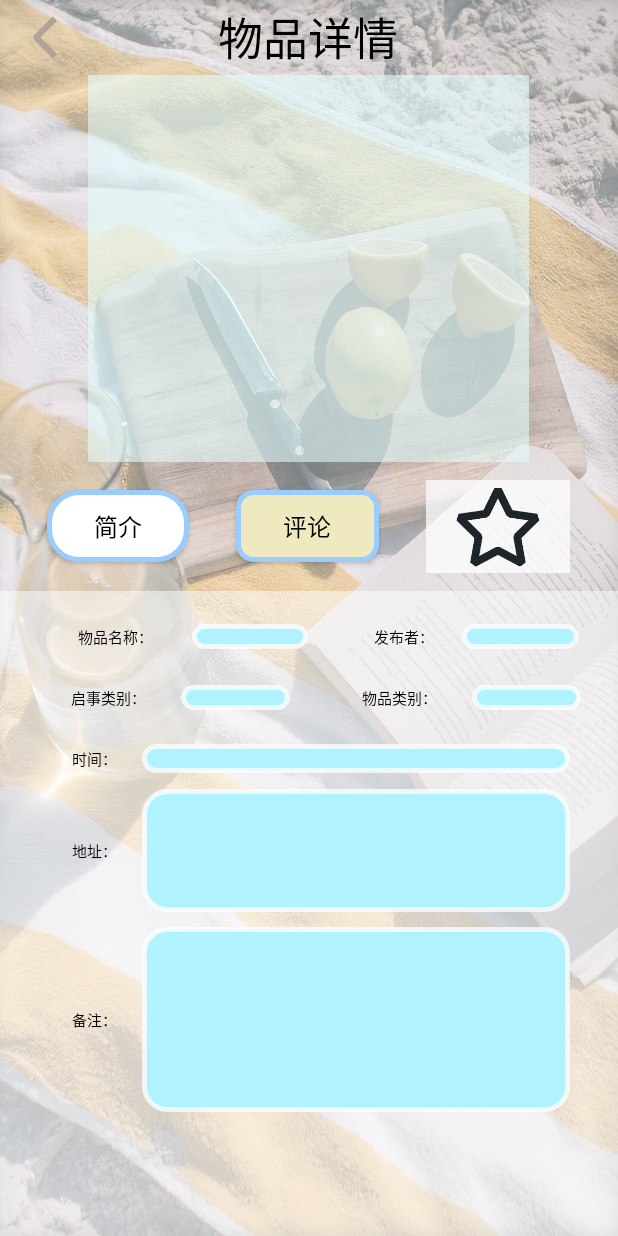
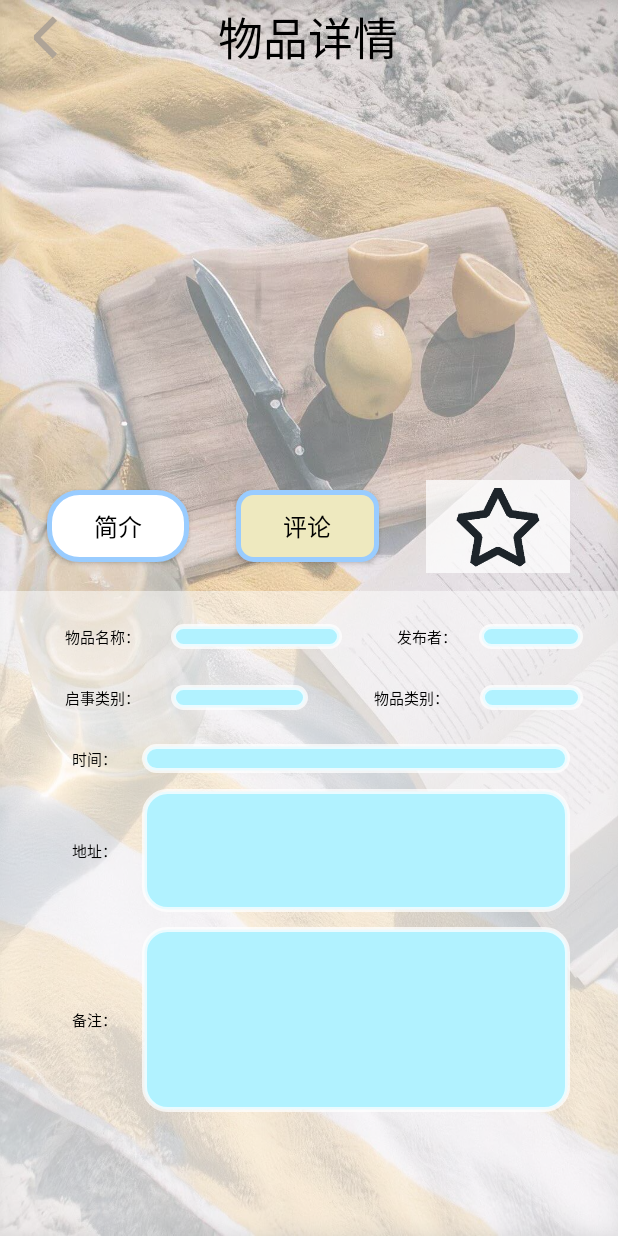
Before and after one commit to BigHengBao/LostAndFound_android, an Android app: the GoodsInfoActivity screen opened directly, with no data from a screen before it, on a phone screen of 412 x 824 dp. Run offline under Robolectric (Android 15) with nearby library versions, the phone set to English and light mode, and no system bars; our stand-ins replace ButterKnife, CircleImageView; 4 statements that could not run were skipped.

Commit message:
收藏,物品详细信息完善

```diff
--- a/app/src/main/java/com/heng/lostandfound/activity/GoodsInfoActivity.java
+++ b/app/src/main/java/com/heng/lostandfound/activity/GoodsInfoActivity.java
@@ -25,11 +25,14 @@ import com.heng.lostandfound.entity.UserCollection;
 import com.heng.lostandfound.fragment.GoodsCommentFragment;
 import com.heng.lostandfound.fragment.GoodsIntroductionFragment;
 import com.heng.lostandfound.utils.Constant;
+import com.heng.lostandfound.utils.StringUtils;
 
 import java.sql.Timestamp;
 import java.util.ArrayList;
 import java.util.HashMap;
 import java.util.List;
+
+import de.hdodenhof.circleimageview.CircleImageView;
 
 /**
  * @author : HengZhang
@@ -38,7 +41,8 @@ import java.util.List;
  */
 public class GoodsInfoActivity extends BaseActivity implements View.OnClickListener {
 
-    ImageView goodsImg, backIv, collectionIv;
+    ImageView goodsInfoTv, backIv, collectionIv;
+    CircleImageView goodsInfoCiv;
     Button introductionBtn, commentsBtn;
     ViewPager goodsInfoVp;
     List<Fragment> VPList;
@@ -56,7 +60,7 @@ public class GoodsInfoActivity extends BaseActivity implements View.OnClickListe
 
     @Override
     protected void initView() {
-        goodsImg = findViewById(R.id.goods_image);
+        goodsInfoTv = findViewById(R.id.goods_image);
         introductionBtn = findViewById(R.id.goods_introduction);
         commentsBtn = findViewById(R.id.goods_comment);
         goodsInfoVp = findViewById(R.id.goods_info_vp);
@@ -81,6 +85,7 @@ public class GoodsInfoActivity extends BaseActivity implements View.OnClickListe
         setGoodsComments();
         updateCollection();
     }
+
 
     //收藏
     private void updateCollection() {
@@ -223,6 +228,8 @@ public class GoodsInfoActivity extends BaseActivity implements View.OnClickListe
                     goodsInfoItem = gson.fromJson(myResponse.getMsg(), GoodsInfoItem.class);
                     Log.e("", "goodsInfoItem: " + goodsInfoItem);
 
+                    // todo：设置civ
+                    goodsInfoTv.setImageBitmap(new StringUtils().stringToBitmap(goodsInfoItem.getGoods().getgImage()));
                     //todo: 加载数据到内存里
                     Bundle bundle = new Bundle();
                     bundle.putSerializable("goodsInfoItem", goodsInfoItem);
--- a/app/src/main/java/com/heng/lostandfound/activity/SettingActivity.java
+++ b/app/src/main/java/com/heng/lostandfound/activity/SettingActivity.java
@@ -1,5 +1,6 @@
 package com.heng.lostandfound.activity;
 
+import android.content.Intent;
 import android.view.View;
 import android.widget.AdapterView;
 import android.widget.ImageView;
@@ -54,7 +55,8 @@ public class SettingActivity extends BaseActivity {
                 switch (position) {
                     case 0:
                         showToast("退出登陆");
-//                        startActivity(new Intent(AllUseActivity.this, **.class));
+                        startActivity(new Intent(SettingActivity.this, LoginActivity.class));
+                        finish();
                         break;
                     case 1:
                         showToast("隐私权限");
--- a/app/src/main/java/com/heng/lostandfound/api/ApiConfig.java
+++ b/app/src/main/java/com/heng/lostandfound/api/ApiConfig.java
@@ -7,7 +7,7 @@ package com.heng.lostandfound.api;
  */
 
 public class ApiConfig {
-    public static final String BASE_URl = "http://192.168.1.151:8080/app";
+    public static final String BASE_URl = "http://192.168.1.152:8080/app";
     public static final String USER_LOGIN = "/user/login"; //登录
     public static final String USER_REGISTER = "/user/register"; //注册
     public static final String GET_USER_INFO = "/user/getUserInfo"; //获取用户信息
--- a/app/src/main/java/com/heng/lostandfound/utils/StringUtils.java
+++ b/app/src/main/java/com/heng/lostandfound/utils/StringUtils.java
@@ -22,6 +22,9 @@ public class StringUtils {
      * @return
      */
     public String bitmapToString(Bitmap bitmap) {
+        if (bitmap == null) {
+            return null;
+        }
         //将Bitmap转换成字符串
         String string = null;
         ByteArrayOutputStream bStream = new ByteArrayOutputStream();
@@ -38,6 +41,9 @@ public class StringUtils {
      * @return
      */
     public Bitmap stringToBitmap(String string) {
+        if (string == null) {
+            return null;
+        }
         // 将字符串转换成Bitmap类型
         Bitmap bitmap = null;
         try {
--- a/app/src/main/res/layout/activity_goods_info.xml
+++ b/app/src/main/res/layout/activity_goods_info.xml
@@ -54,8 +54,16 @@
             android:id="@+id/goods_image"
             android:layout_width="0dp"
             android:layout_height="match_parent"
-            android:layout_weight="5"
-            android:background="@color/white_green" />
+            android:layout_weight="5" />
+
+<!--        <de.hdodenhof.circleimageview.CircleImageView-->
+<!--            android:id="@+id/goods_info_image"-->
+<!--            android:layout_width="0dp"-->
+<!--            android:layout_height="match_parent"-->
+<!--            android:layout_gravity="center"-->
+<!--            android:layout_margin="10dp"-->
+<!--            android:layout_weight="4"-->
+<!--            app:civ_border_width="2dp" />-->
 
         <View
             android:layout_width="0dp"
--- a/app/src/main/res/layout/fragment_goods_introduction.xml
+++ b/app/src/main/res/layout/fragment_goods_introduction.xml
@@ -31,7 +31,7 @@
             android:layout_width="0dp"
             android:layout_height="wrap_content"
             android:layout_gravity="center"
-            android:layout_weight="3"
+            android:layout_weight="5"
             android:gravity="center"
             android:text=""
             android:textColor="@color/black"
@@ -98,7 +98,7 @@
             android:layout_width="0dp"
             android:layout_height="wrap_content"
             android:layout_gravity="center"
-            android:layout_weight="3"
+            android:layout_weight="4"
             android:gravity="center"
             android:text=""
             android:textColor="@color/black"
```
Also changed, not shown: app/src/main/java/com/heng/lostandfound/fragment/HomeFragment.java (+7 -7 lines), app/src/main/res/layout/fragment_home.xml (+7 -7 lines).
